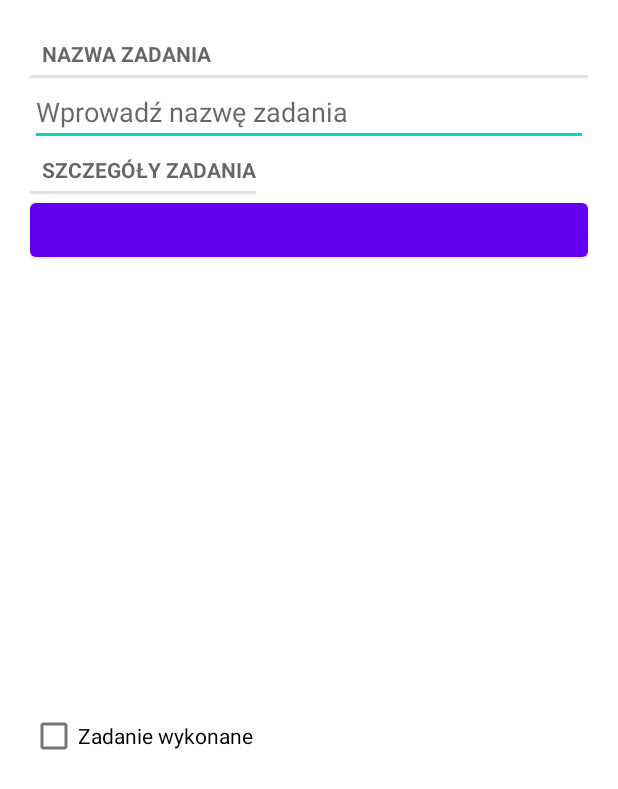
After one commit to pawjo/sm-ps, an Android app: the layout fragment_task.xml on its own in the app's theme, with its tools: preview values and no code run, on a phone screen of 412 x 824 dp. The commit adds this screen. Shown: the top 789 px of the screen. Run offline under Robolectric (Android 15) with nearby library versions, the phone set to English and light mode, and no system bars.

Commit message:
Zad 6 - Added fragment task view

```diff
--- /dev/null
+++ b/SM_Zad_6/app/src/main/res/layout/fragment_task.xml
@@ -0,0 +1,37 @@
+<?xml version="1.0" encoding="utf-8"?>
+<LinearLayout xmlns:android="http://schemas.android.com/apk/res/android"
+    android:layout_width="match_parent"
+    android:layout_height="match_parent"
+    android:layout_margin="20dp"
+    android:orientation="vertical">
+
+    <TextView
+        style="?android:listSeparatorTextViewStyle"
+        android:layout_width="match_parent"
+        android:layout_height="wrap_content"
+        android:text="@string/task_name_label"/>
+
+    <EditText
+        android:id="@+id/task_name"
+        android:layout_width="match_parent"
+        android:layout_height="wrap_content"
+        android:hint="@string/task_name_hint"/>
+
+    <TextView
+        style="?android:listSeparatorTextViewStyle"
+        android:layout_width="wrap_content"
+        android:layout_height="wrap_content"
+        android:text="@string/task_details_label"/>
+
+    <Button
+        android:id="@+id/task_date"
+        android:layout_width="match_parent"
+        android:layout_height="wrap_content"/>
+
+    <CheckBox
+        android:id="@+id/task_done"
+        android:layout_width="match_parent"
+        android:layout_height="match_parent"
+        android:text="@string/task_done_label"/>
+
+</LinearLayout>
--- a/SM_Zad_6/app/src/main/res/values/strings.xml
+++ b/SM_Zad_6/app/src/main/res/values/strings.xml
@@ -1,3 +1,8 @@
 <resources>
     <string name="app_name">My Application</string>
+
+    <string name="task_name_label">Nazwa zadania</string>
+    <string name="task_name_hint">Wprowadź nazwę zadania</string>
+    <string name="task_details_label">Szczegóły zadania</string>
+    <string name="task_done_label">Zadanie wykonane</string>
 </resources>
```
